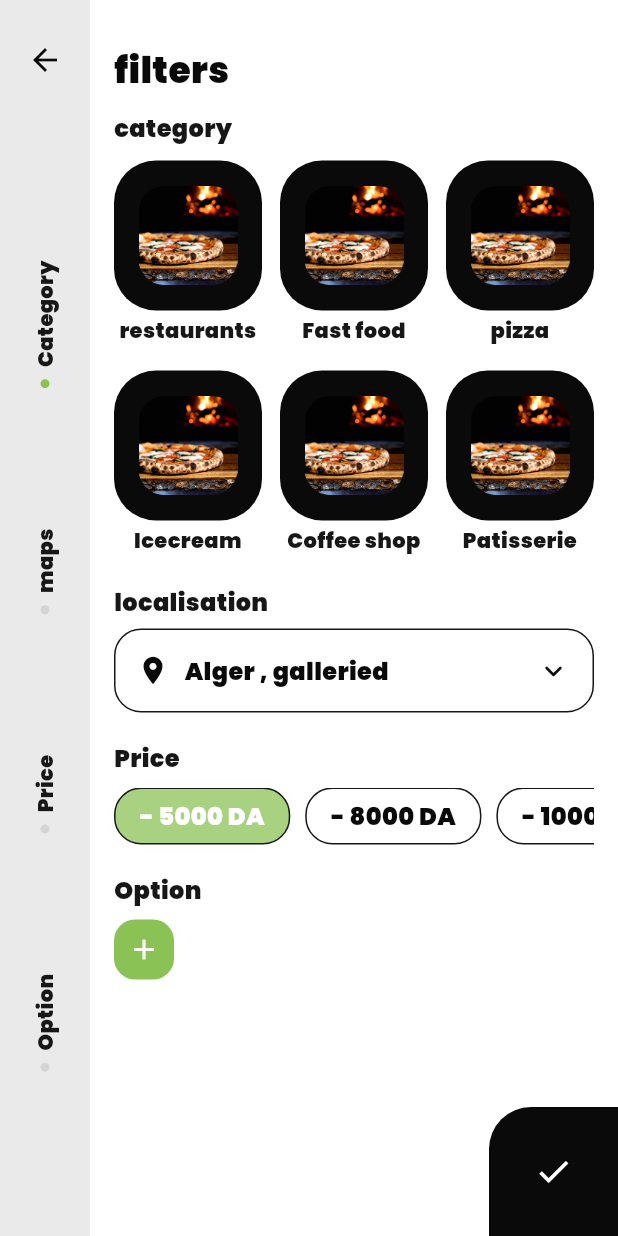
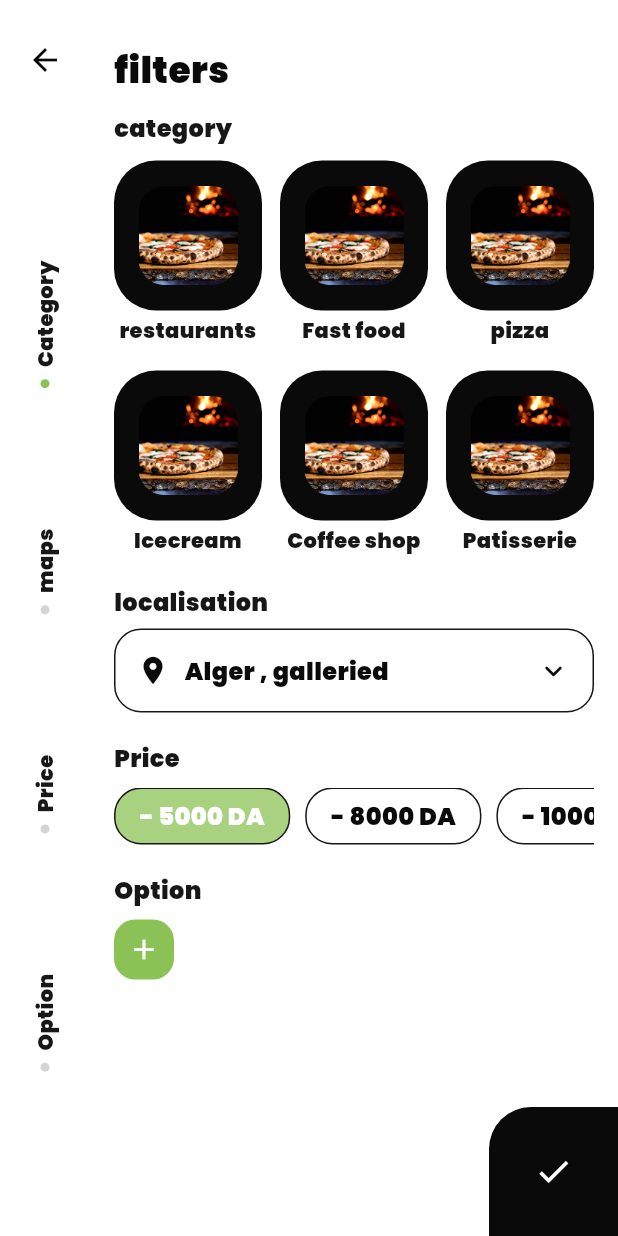
Before and after one commit to Appo-Matrix/Bogo_Latest, a Flutter app: the FilterScreen screen opened directly, on a phone screen of 412 x 824 dp. Run offline on Flutter 3.47's test engine with Material 3 defaults, Android fonts, the light colour scheme and no system bars; our stand-ins replace barcode_widget, camera, carousel_slider, fl_chart, flutter_svg, go_router and 2 more; missing offline and left inert: dotted_line_flutter.

Commit message:
some changes
# Conflicts:
#	pubspec.yaml

```diff
--- a/lib/core/routes/app_routes.dart
+++ b/lib/core/routes/app_routes.dart
@@ -2,6 +2,7 @@ import 'package:bogo_latest/features/auth/screens/Register/Register_screen.dart'
 import 'package:bogo_latest/features/auth/screens/auth_home/auth_home_screen.dart';
 import 'package:bogo_latest/features/auth/screens/login/login_screen.dart';
 import 'package:bogo_latest/features/auth/screens/otp/otp_verification_screen.dart';
+import 'package:bogo_latest/features/dashboard/home/home_screen.dart';
 import 'package:bogo_latest/features/onboarding/onboarding_screen.dart';
 import 'package:bogo_latest/features/auth/screens/register_complete/register_complete_screen.dart';
 import 'package:bogo_latest/features/dashboard/home/home_screen.dart';
@@ -54,6 +55,10 @@ class AppRouter {
         path: '/registerCompleteScreen',
         pageBuilder: (context, state) =>
             NavigationHelper.slideFromRight(const RegisterCompleteScreen(), state),
+      ),   GoRoute(
+        path: '/homeScreen',
+        pageBuilder: (context, state) =>
+            NavigationHelper.slideFromRight(const HomeScreen(), state),
       ),
 
 
--- a/lib/core/utils/constants/app_assets.dart
+++ b/lib/core/utils/constants/app_assets.dart
@@ -23,7 +23,6 @@ class BImages {
   static const String carousel2 = "assets/images/carousel2.png";
 
   //Auth social icon
-
   static const String iphone = "assets/icons/iphone_icon.png";
   static const String google = "assets/icons/google_icon.png";
   static const String facebook = "assets/icons/facebook_icon.png";
@@ -32,12 +31,10 @@ class BImages {
   static const String phone = "assets/icons/Phone.png";
   static const String message= "assets/icons/Message.png";
   static const String card= "assets/icons/Card.png";
-
   static const String authProfileImage = "assets/icons/profile_image.png";
   static const String authBackground = "assets/images/auth.jpg";
   static const String completeScreen = "assets/images/complate-screen.png";
   static const String leadingIcon = "assets/icons/leadingIcon.png";
-  // static const String notification = "assets/icons/notificationIcon.png";
   static const String bottomHomeIcon = "assets/icons/navHomeWhite.png";
   static const String cards = "assets/images/card.png";
   static const String squareImage = "assets/images/squareImage.png";
--- a/lib/features/auth/screens/register_complete/register_complete_screen.dart
+++ b/lib/features/auth/screens/register_complete/register_complete_screen.dart
@@ -4,6 +4,7 @@ import 'package:bogo_latest/core/utils/constants/app_colors.dart';
 import 'package:bogo_latest/core/utils/constants/app_sizes.dart';
 import 'package:bogo_latest/core/utils/constants/app_styles.dart';
 import 'package:flutter/material.dart';
+import 'package:go_router/go_router.dart';
 
 class RegisterCompleteScreen extends StatelessWidget {
   const RegisterCompleteScreen({super.key});
@@ -86,7 +87,8 @@ class RegisterCompleteScreen extends StatelessWidget {
                   backgroundColor: BAppColors.buttonGreen,
                   text: 'Continue',
                   onPressed: () {
-                    // TODO: Next screen navigation
+                    context.push('/homeScreen');
+
                   },
                 ),
                 const SizedBox(height: 40),
--- a/lib/features/dashboard/filter/filter_screen.dart
+++ b/lib/features/dashboard/filter/filter_screen.dart
@@ -1,8 +1,9 @@
+import 'package:bogo_latest/core/utils/constants/app_assets.dart';
+import 'package:bogo_latest/core/utils/constants/app_colors.dart';
+import 'package:bogo_latest/core/utils/constants/app_sizes.dart';
+import 'package:bogo_latest/core/utils/constants/app_styles.dart';
 import 'package:flutter/material.dart';
-import '../../../../core/utils/constants/app_colors.dart';
-import '../../../../core/utils/constants/app_sizes.dart';
-import '../../../../core/utils/constants/app_styles.dart';
-import '../../../../core/utils/constants/app_assets.dart';
+
 
 class FilterScreen extends StatefulWidget {
   const FilterScreen({super.key});
@@ -29,7 +30,7 @@ class _FilterScreenState extends State<FilterScreen> {
                 Container(
                   width: 60,
                   height: double.infinity,
-                  color: const Color(0xFFEAEAEA),
+                  color: BAppColors.white,
                   child: Padding(
                     padding: const EdgeInsets.symmetric(vertical: 16),
                     child: Column(
--- a/lib/features/setting/about/about_screen.dart
+++ b/lib/features/setting/about/about_screen.dart
@@ -1,8 +1,9 @@
+import 'package:bogo_latest/core/utils/constants/app_assets.dart';
+import 'package:bogo_latest/core/utils/constants/app_colors.dart';
+import 'package:bogo_latest/core/utils/constants/app_sizes.dart';
+import 'package:bogo_latest/core/utils/constants/app_styles.dart';
 import 'package:flutter/material.dart';
-import '../../../../core/utils/constants/app_colors.dart';
-import '../../../../core/utils/constants/app_sizes.dart';
-import '../../../../core/utils/constants/app_styles.dart';
-import '../../../../core/utils/constants/app_assets.dart';
+
 
 class AboutScreen extends StatefulWidget {
   const AboutScreen({super.key});
@@ -49,7 +50,7 @@ class _AboutScreenState extends State<AboutScreen> {
               Row(
                 children: [
                   Image.asset(
-                    XImagesExtra.logo,
+                    BImages.appLogo,
                     width: 94,
                     height: 40,
                     fit: BoxFit.contain,
@@ -196,7 +197,3 @@ class _AboutScreenState extends State<AboutScreen> {
     );
   }
 }
-
-class XImagesExtra {
-  static const String logo = BImages.appLogo;
-}
--- a/lib/features/setting/widgets/bogo_badge_pill.dart
+++ b/lib/features/setting/widgets/bogo_badge_pill.dart
@@ -1,6 +1,7 @@
+import 'package:bogo_latest/core/utils/constants/app_colors.dart';
+import 'package:bogo_latest/core/utils/constants/app_styles.dart';
 import 'package:flutter/material.dart';
-import '../../../../core/utils/constants/app_styles.dart';
-import '../../../../core/utils/constants/app_colors.dart';
+
 
 class BogoBadgePill extends StatelessWidget {
   const BogoBadgePill({
--- a/pubspec.yaml
+++ b/pubspec.yaml
@@ -28,6 +28,7 @@ dependencies:
 
 
 
+
 dev_dependencies:
   flutter_test:
     sdk: flutter
@@ -39,6 +40,7 @@ flutter:
 
   assets:
     - assets/images/
+    - assets/fonts/
     - assets/icons/
     - assets/fonts/
   fonts:
```
Also changed, not shown: lib/features/setting/bogo_ai/bogo_ai_screen.dart (+4 -4 lines), lib/features/setting/chat/live_chatting_screen.dart (+5 -4 lines), lib/features/setting/screen/setting_screen.dart (+5 -4 lines), lib/features/setting/support/support_screen.dart (+5 -4 lines), lib/main.dart (+4 -11 lines).
